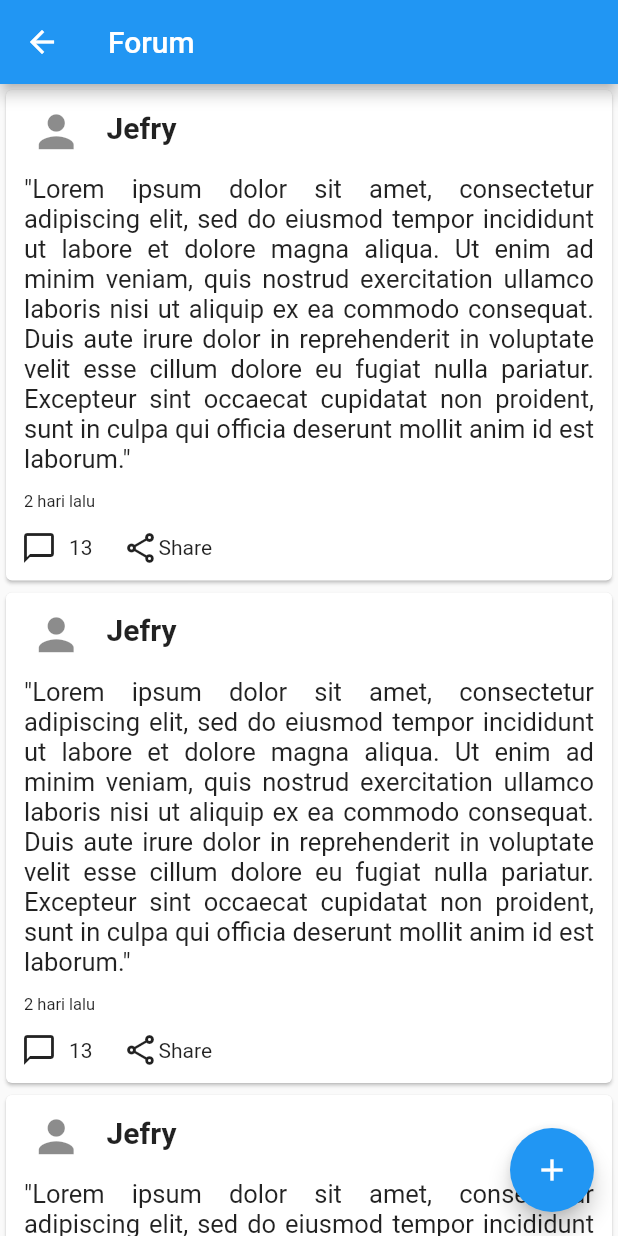
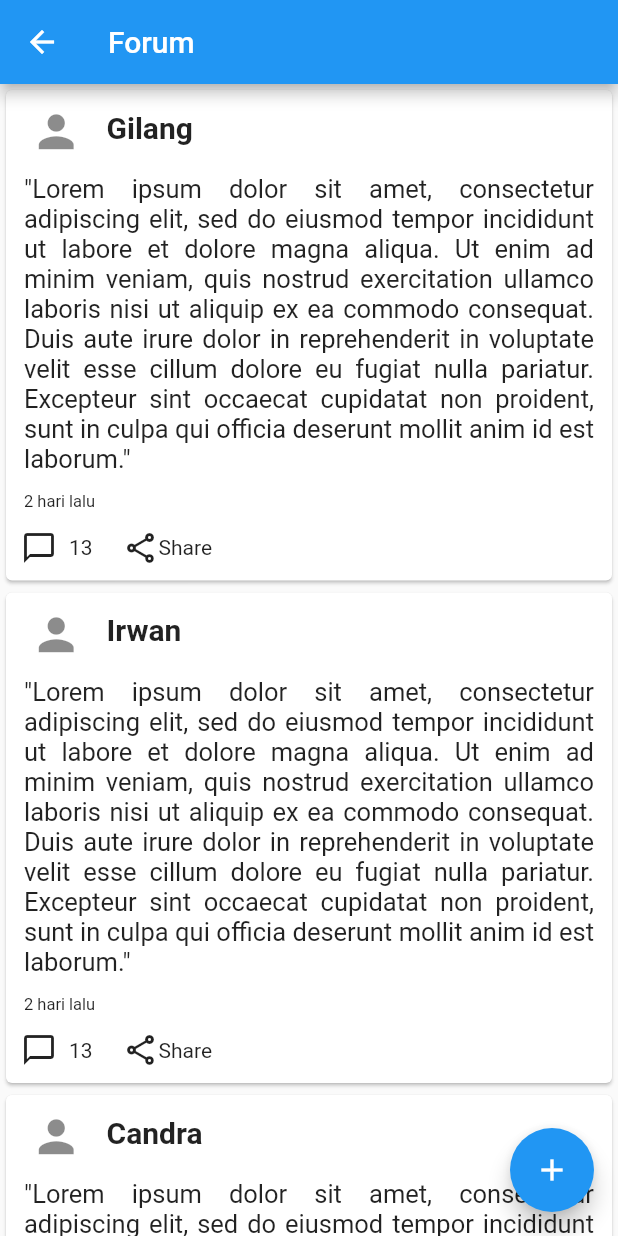
Before and after one commit to MachaSoda/UTS-Pemrograman-Mobile, a Flutter app: the Forum screen opened by its route, on a phone screen of 412 x 824 dp. Run offline on Flutter 3.47's test engine with Material 2 defaults, Android fonts, the phone set to English and light mode, and no system bars; our stand-ins replace carousel_slider.

Commit message:
first commit

```diff
--- a/lib/forum.dart
+++ b/lib/forum.dart
@@ -23,7 +23,7 @@ class _ForumState extends State<Forum> {
                   leading: Icon(Icons.person, size: 35,),
                   title: Padding(
                     padding: EdgeInsets.only(bottom: 6),
-                    child: Text('Jefry', style: TextStyle(fontWeight: FontWeight.bold, fontSize: 20),),
+                    child: Text('Gilang', style: TextStyle(fontWeight: FontWeight.bold, fontSize: 20),),
                   ),
                   minLeadingWidth: 12,
                 ),
@@ -73,7 +73,7 @@ class _ForumState extends State<Forum> {
                   leading: Icon(Icons.person, size: 35,),
                   title: Padding(
                     padding: EdgeInsets.only(bottom: 6),
-                    child: Text('Jefry', style: TextStyle(fontWeight: FontWeight.bold, fontSize: 20),),
+                    child: Text('Irwan', style: TextStyle(fontWeight: FontWeight.bold, fontSize: 20),),
                   ),
                   minLeadingWidth: 12,
                 ),
@@ -123,7 +123,7 @@ class _ForumState extends State<Forum> {
                   leading: Icon(Icons.person, size: 35,),
                   title: Padding(
                     padding: EdgeInsets.only(bottom: 6),
-                    child: Text('Jefry', style: TextStyle(fontWeight: FontWeight.bold, fontSize: 20),),
+                    child: Text('Candra', style: TextStyle(fontWeight: FontWeight.bold, fontSize: 20),),
                   ),
                   minLeadingWidth: 12,
                 ),
@@ -173,7 +173,7 @@ class _ForumState extends State<Forum> {
                   leading: Icon(Icons.person, size: 40,),
                   title: Padding(
                     padding: EdgeInsets.only(bottom: 6),
-                    child: Text('Jefry', style: TextStyle(fontWeight: FontWeight.bold, fontSize: 25),),
+                    child: Text('Gamalie', style: TextStyle(fontWeight: FontWeight.bold, fontSize: 25),),
                   ),
                   minLeadingWidth: 12,
                 ),
--- a/lib/notif.dart
+++ b/lib/notif.dart
@@ -19,7 +19,7 @@ class _NotifState extends State<Notif> {
           Card(
             child: ListTile(
               leading: Icon(Icons.mark_unread_chat_alt, size: 32,),
-              title: Text("Jefry mengomentari postingan Anda"),
+              title: Text("Gilang mengomentari postingan Anda",),
               subtitle: Text('Lorem ipsum dolor sit amet...... \n2 jam lalu'),
             ),
           ),
```
